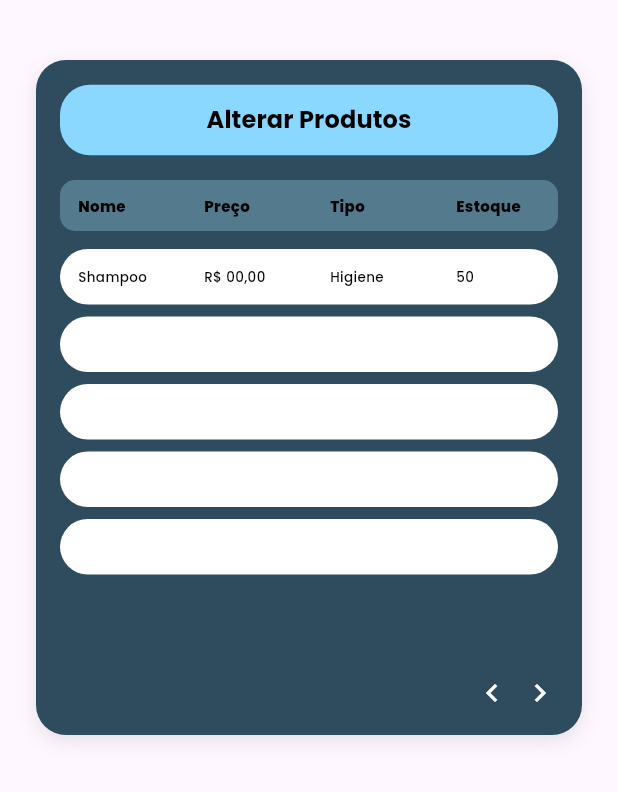
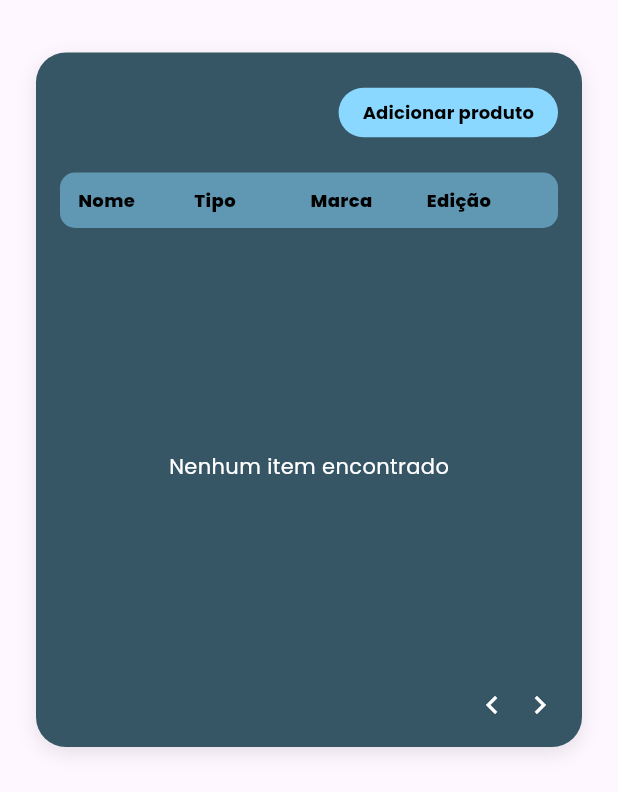
Before and after one commit to HenriqueVM5/Asimov-Pet-Shop-Flutter, a Flutter app: the TelaProdutos widget shown alone on an empty page, opened directly, on a phone screen of 412 x 824 dp. Shown: the top 792 px of the screen. Run offline on Flutter 3.47's test engine with Material 3 defaults, Android fonts, the phone set to English and light mode, and no system bars; our stand-ins replace cloud_firestore, firebase_auth, firebase_core, flutter_riverpod, google_fonts; accounts and stored records are empty; network calls fail.

Commit message:
Criação da tabela padrão para produtos e estoque e criação da tela de produtos

```diff
--- /dev/null
+++ b/lib/components/card_tabela.dart
@@ -0,0 +1,149 @@
+import 'package:flutter/material.dart';
+import 'package:google_fonts/google_fonts.dart';
+
+//codigo que cria a table das telas de produto e estoque
+class CardTabela extends StatelessWidget {
+  final String tituloBotao;
+  final VoidCallback? acaoBotao;
+  final List<String> cabecalhos;
+  final List<Widget> linhas;
+  final bool isLoading;
+
+  const CardTabela({
+    super.key,
+    required this.tituloBotao,
+    required this.acaoBotao,
+    required this.cabecalhos,
+    required this.linhas,
+    this.isLoading = false,
+  });
+
+  @override
+  Widget build(BuildContext context) {
+    return Container(
+      height: 463,
+      padding: const EdgeInsets.all(16.0),
+      decoration: BoxDecoration(
+        color: const Color(0xff365665),
+        borderRadius: BorderRadius.circular(20),
+        boxShadow: [
+          BoxShadow(
+            color: Colors.black.withValues(alpha: 0.1),
+            blurRadius: 10,
+            offset: const Offset(0, 4),
+          ),
+        ],
+      ),
+      child: Column(
+        children: [
+
+          // Botão adicionar
+          Align(
+            alignment: Alignment.centerRight,
+            child: ElevatedButton(
+              onPressed: acaoBotao,
+              style: ElevatedButton.styleFrom(
+                backgroundColor: const Color(0xff8ad8ff),
+                elevation: 0,
+                padding: const EdgeInsets.symmetric(horizontal: 16, vertical: 8),
+                shape: RoundedRectangleBorder(
+                  borderRadius: BorderRadius.circular(20),
+                ),
+                minimumSize: Size.zero,
+              ),
+              child: Text(
+                tituloBotao,
+                style: GoogleFonts.poppins(
+                  color: Colors.black,
+                  fontSize: 12,
+                  fontWeight: FontWeight.w700,
+                ),
+              ),
+            ),
+          ),
+
+          const SizedBox(height: 16),
+
+          // Cabeçalho
+          Container(
+            padding: const EdgeInsets.symmetric(vertical: 10, horizontal: 12),
+            decoration: BoxDecoration(
+              color: const Color(0xff6097b2),
+              borderRadius: BorderRadius.circular(10),
+            ),
+            child: Row(
+              children: [
+                Expanded(flex: 3, child: Text(cabecalhos[0], style: _estiloCabecalho())),
+                Expanded(flex: 3, child: Text(cabecalhos[1], style: _estiloCabecalho())),
+                Expanded(flex: 3, child: Text(cabecalhos[2], style: _estiloCabecalho())),
+                Expanded(flex: 2, child: Text(cabecalhos[3], style: _estiloCabecalho())),
+                const SizedBox(width: 24),
+              ],
+            ),
+          ),
+
+          const SizedBox(height: 12),
+
+          // Conteudo da tabela(Linhas brancas)
+          Expanded(
+            child: isLoading
+                ? const Center(child: CircularProgressIndicator(color: Color(0xFF8AD8FF)))
+                : linhas.isEmpty
+                    ? Center(child: Text("Nenhum item encontrado", style: GoogleFonts.poppins(color: Colors.white)))
+                    : ListView(
+                        padding: EdgeInsets.zero,
+                        children: linhas,
+                      ),
+          ),
+
+
+          // Setinhas de rodape
+          const Row(
+            mainAxisAlignment: MainAxisAlignment.end,
+            children: [
+              Icon(Icons.chevron_left, color: Colors.white, size: 24),
+              SizedBox(width: 8),
+              Icon(Icons.chevron_right, color: Colors.white, size: 24),
+            ],
+          )
+        ],
+      ),
+    );
+  }
+
+  TextStyle _estiloCabecalho() {
+    return GoogleFonts.poppins(color: Colors.black, fontWeight: FontWeight.w800, fontSize: 12);
+  }
+
+
+  // Função que gera as linhas brancas
+  static Widget construirLinha({
+    required List<String> valores,
+    required VoidCallback onMenuTap,
+  }) {
+    return Container(
+      margin: const EdgeInsets.only(bottom: 8),
+      padding: const EdgeInsets.symmetric(vertical: 12, horizontal: 12),
+      decoration: BoxDecoration(
+        color: Colors.white,
+        borderRadius: BorderRadius.circular(20),
+      ),
+      child: Row(
+        children: [
+          Expanded(flex: 3, child: Text(valores[0], style: _estiloLinha())),
+          Expanded(flex: 3, child: Text(valores[1], style: _estiloLinha())),
+          Expanded(flex: 3, child: Text(valores[2], style: _estiloLinha())),
+          Expanded(flex: 2, child: Text(valores[3], style: _estiloLinha())),
+          GestureDetector(
+            onTap: onMenuTap,
+            child: const Icon(Icons.menu, size: 18, color: Colors.black),
+          )
+        ],
+      ),
+    );
+  }
+
+  static TextStyle _estiloLinha() {
+    return GoogleFonts.poppins(color: Colors.black, fontWeight: FontWeight.w500, fontSize: 9);
+  }
+}
--- a/lib/screens/login_screen.dart
+++ b/lib/screens/login_screen.dart
@@ -2,6 +2,7 @@ import 'package:flutter/material.dart';
 import 'package:firebase_auth/firebase_auth.dart';
 import 'package:cloud_firestore/cloud_firestore.dart';
 import 'package:pet_shop_app/screens/home_screen.dart';
+import 'package:pet_shop_app/screens/tela_principal.dart';
 
 class LoginScreen extends StatefulWidget {
   const LoginScreen({super.key});
@@ -51,7 +52,7 @@ class _LoginScreenState extends State<LoginScreen> {
           Navigator.pushReplacement(
             context,
             MaterialPageRoute(
-              builder: (context) => HomeScreen(nomeUsuario: 'leo',),
+              builder: (context) => TelaPrincipal(),
             ),
           );
         }
--- a/lib/screens/tela_produtos.dart
+++ b/lib/screens/tela_produtos.dart
@@ -1,135 +1,63 @@
 import 'package:flutter/material.dart';
-import 'package:google_fonts/google_fonts.dart';
-//codigo que cria o produto que vai ser inserido na pagina de produtos
+import 'package:flutter_riverpod/flutter_riverpod.dart';
+import 'package:intl/intl.dart';
+import '../providers/produto_provider.dart';
+import '../components/card_tabela.dart';
 
-class TelaProdutos extends StatelessWidget {
+//codigo que finaliza a tabela de card_tabela colocando as infos de produto
+
+class TelaProdutos extends ConsumerWidget {
   const TelaProdutos({super.key});
 
   @override
-  Widget build(BuildContext context) {
+  Widget build(BuildContext context, WidgetRef ref) {
+    final produtosAsync = ref.watch(produtosProvider);
+
     return Padding(
-      padding: const EdgeInsets.only(top: 40.0, left: 24.0, right: 24.0, bottom: 80.0),
-      child: Container(
-        height: 450,
+      padding: const EdgeInsets.only(top: 35.0, left: 24.0, right: 24.0, bottom: 80.0),
+      child: produtosAsync.when(
+        data: (listaProdutos) {
 
-        padding: const EdgeInsets.all(16.0),
-        decoration: BoxDecoration(
-          color: const Color(0xFF2E4C5E),
-          borderRadius: BorderRadius.circular(20),
-          boxShadow: [
-            BoxShadow(
-              color: Colors.black.withValues(alpha: 0.1),
-              blurRadius: 10,
-              offset: const Offset(0, 4),
-            ),
-          ],
-        ),
-        child: Column(
-          children: [
+          List<Widget> minhasLinhas = listaProdutos.map((produto) {
 
+           //formata a data
+            String dataApresentacao = DateFormat('dd/MM/yyyy').format(produto.dataEdit);
 
-            SizedBox(
-              width: double.infinity,
-              child: ElevatedButton(
-                onPressed: () {},
-                style: ElevatedButton.styleFrom(
-                  backgroundColor: const Color(0xFF8AD8FF),
-                  elevation: 0,
-                  padding: const EdgeInsets.symmetric(vertical: 12),
-                  shape: RoundedRectangleBorder(
-                    borderRadius: BorderRadius.circular(20),
-                  ),
-                ),
-                child: Text(
-                  'Alterar Produtos',
-                  style: GoogleFonts.poppins(
-                    color: Colors.black,
-                    fontSize: 16,
-                    fontWeight: FontWeight.w700,
-                  ),
-                ),
-              ),
-            ),
+            return CardTabela.construirLinha(
+              valores: [
+                produto.nome,
+                produto.tipo,
+                produto.marca,
+                dataApresentacao
+              ],
+              onMenuTap: () {
+                // todo: abrir tela de detalhes com botão de excluir e editar
+              },
+            );
+          }).toList();
 
-            const SizedBox(height: 16),
-
-
-            Container(
-              padding: const EdgeInsets.symmetric(vertical: 10, horizontal: 12),
-              decoration: BoxDecoration(
-                color: const Color(0xFF547A8D),
-                borderRadius: BorderRadius.circular(10),
-              ),
-              child: Row(
-                children: [
-                  Expanded(flex: 3, child: Text('Nome', style: _estiloCabecalho())),
-                  Expanded(flex: 3, child: Text('Preço', style: _estiloCabecalho())),
-                  Expanded(flex: 3, child: Text('Tipo', style: _estiloCabecalho())),
-                  Expanded(flex: 2, child: Text('Estoque', style: _estiloCabecalho())),
-                ],
-              ),
-            ),
-
-            const SizedBox(height: 12),
-
-
-            _buildLinhaTabela(nome: 'Shampoo', preco: 'R\$ 00,00', tipo: 'Higiene', estoque: '50'),
-            _buildLinhaTabela(),
-            _buildLinhaTabela(),
-            _buildLinhaTabela(),
-            _buildLinhaTabela(),
-
-
-            const Spacer(),
-
-
-            const Row(
-              mainAxisAlignment: MainAxisAlignment.end,
-              children: [
-                Icon(Icons.chevron_left, color: Colors.white, size: 24),
-                SizedBox(width: 8),
-                Icon(Icons.chevron_right, color: Colors.white, size: 24),
-              ],
-            )
-          ],
-        ),
-      ),
-    );
-  }
-
-
-  TextStyle _estiloCabecalho() {
-    return GoogleFonts.poppins(
-      color: Colors.black,
-      fontWeight: FontWeight.w800,
-      fontSize: 10,
-    );
-  }
-
-
-  TextStyle _estiloLinha() {
-    return GoogleFonts.poppins(
-      color: Colors.black,
-      fontWeight: FontWeight.w500,
-      fontSize: 9,
-    );
-  }
-
-  Widget _buildLinhaTabela({String nome = '', String preco = '', String tipo = '', String estoque = ''}) {
-    return Container(
-      margin: const EdgeInsets.only(bottom: 8),
-      padding: const EdgeInsets.symmetric(vertical: 12, horizontal: 12),
-      decoration: BoxDecoration(
-        color: Colors.white,
-        borderRadius: BorderRadius.circular(20),
-      ),
-      child: Row(
-        children: [
-          Expanded(flex: 3, child: Text(nome, style: _estiloLinha())),
-          Expanded(flex: 3, child: Text(preco, style: _estiloLinha())),
-          Expanded(flex: 3, child: Text(tipo, style: _estiloLinha())),
-          Expanded(flex: 2, child: Text(estoque, style: _estiloLinha())),
-        ],
+          return CardTabela(
+            tituloBotao: 'Adicionar produto',
+            acaoBotao: () {
+               // Todo: abrir forms de add produto
+            },
+            // cabeçalho especifico
+            cabecalhos: const ['Nome', 'Tipo', 'Marca', 'Edição'],
+            linhas: minhasLinhas,
+          );
+        },
+        loading: () {
+          return const CardTabela(
+            tituloBotao: 'Adicionar produto',
+            acaoBotao: null,
+            cabecalhos: ['Nome', 'Tipo', 'Marca', 'Última edição'],
+            linhas: [],
+            isLoading: true,
+          );
+        },
+        error: (erro, stackTrace) {
+          return Center(child: Text("Erro ao carregar produtos: $erro"));
+        },
       ),
     );
   }
--- a/pubspec.yaml
+++ b/pubspec.yaml
@@ -40,6 +40,7 @@ dependencies:
   flutter_riverpod: ^3.2.1
   flutter_svg: ^2.2.3
   google_fonts: ^8.0.2
+  intl: ^0.20.2
 
 dev_dependencies:
   flutter_test:
```
Also changed, not shown: pubspec.lock.
